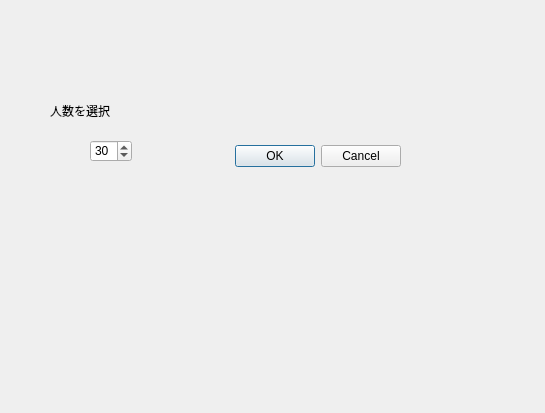
The window that uifiles/start.ui (mews-iidx/catcher_in_the_rye) describes before a commit, drawn with Qt 5.
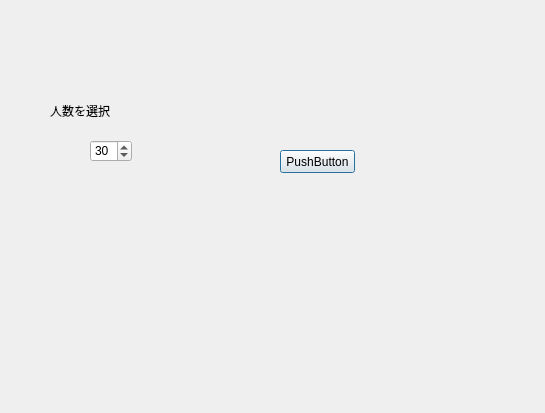
The same window after the commit.

```diff
--- a/uifiles/start.ui
+++ b/uifiles/start.ui
@@ -13,22 +13,6 @@
   <property name="windowTitle">
    <string>Dialog</string>
   </property>
-  <widget class="QDialogButtonBox" name="buttonBox">
-   <property name="geometry">
-    <rect>
-     <x>60</x>
-     <y>140</y>
-     <width>341</width>
-     <height>32</height>
-    </rect>
-   </property>
-   <property name="orientation">
-    <enum>Qt::Horizontal</enum>
-   </property>
-   <property name="standardButtons">
-    <set>QDialogButtonBox::Cancel|QDialogButtonBox::Ok</set>
-   </property>
-  </widget>
   <widget class="QLabel" name="label">
    <property name="geometry">
     <rect>
@@ -55,6 +39,19 @@
     <number>30</number>
    </property>
   </widget>
+  <widget class="QPushButton" name="button_ok">
+   <property name="geometry">
+    <rect>
+     <x>280</x>
+     <y>150</y>
+     <width>75</width>
+     <height>23</height>
+    </rect>
+   </property>
+   <property name="text">
+    <string>PushButton</string>
+   </property>
+  </widget>
  </widget>
  <resources/>
  <connections>
```
Left out of the diff: 39 changed lines with no effect on the pictures.
